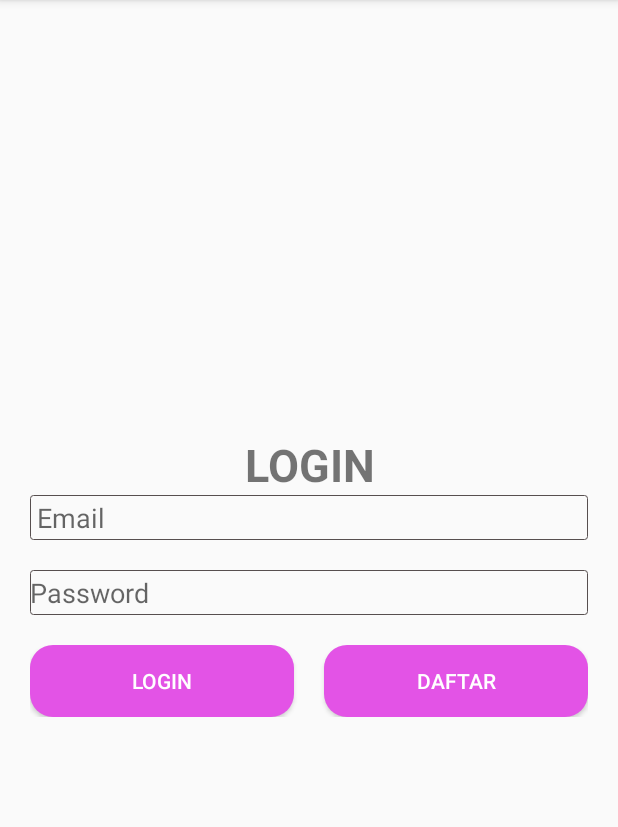
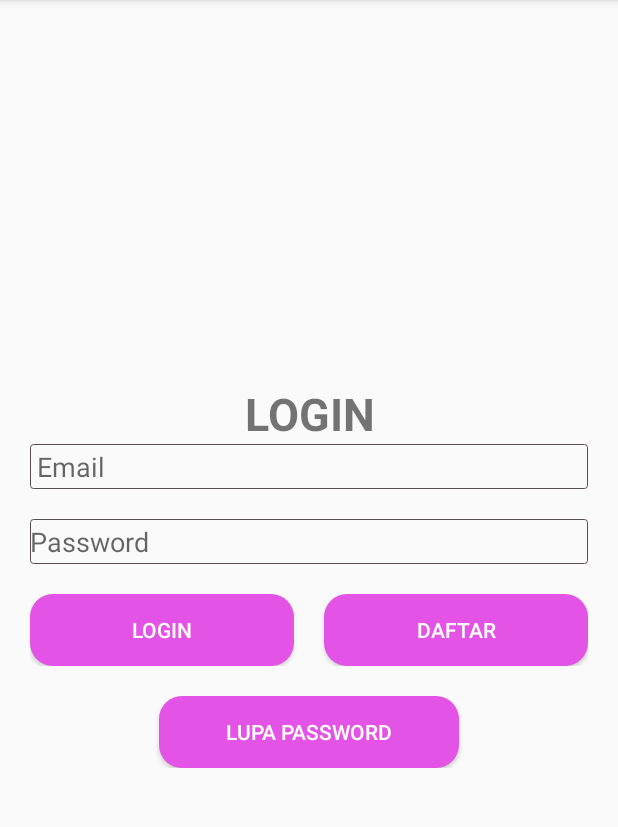
Before and after one commit to Rona27/BarangKu, an Android app: the screen it shows after launch (LoginActivity), on a phone screen of 412 x 824 dp, the part 84-911 px from its top. Run offline under Robolectric (Android 15) with nearby library versions, the phone set to English and light mode, and no system bars; our stand-ins replace Firebase (no records; nobody signed in at launch, a user with empty details on screens opened directly).

Commit message:
Hello word

```diff
--- a/app/build.gradle
+++ b/app/build.gradle
@@ -39,8 +39,5 @@ dependencies {
     implementation 'com.google.android.gms:play-services-auth:17.0.0'
 
 
-
-
-
 }
 apply plugin: 'com.google.gms.google-services'
--- a/app/src/main/AndroidManifest.xml
+++ b/app/src/main/AndroidManifest.xml
@@ -3,6 +3,7 @@
     package="com.example.barangqu">
     <!-- permission -->
     <uses-permission android:name="android.permission.INTERNET" />
+    <uses-permission android:name="android.permission.READ_EXTERNAL_STORAGE" />
 
     <application
         android:allowBackup="true"
@@ -11,6 +12,7 @@
         android:roundIcon="@mipmap/ic_launcher_round"
         android:supportsRtl="true"
         android:theme="@style/AppTheme">
+        <activity android:name=".ForgotPaswordActivity"></activity>
         <activity android:name=".Splash">
             <intent-filter>
                 <action android:name="android.intent.action.MAIN" />
@@ -18,10 +20,9 @@
                 <category android:name="android.intent.category.LAUNCHER" />
             </intent-filter>
         </activity>
-
         <activity android:name=".LoginActivity" />
         <activity android:name=".RegisterActivity" />
-        <activity android:name=".MainActivity"></activity>
+        <activity android:name=".MainActivity" />
     </application>
 
 </manifest>
--- a/app/src/main/java/com/example/barangqu/LoginActivity.java
+++ b/app/src/main/java/com/example/barangqu/LoginActivity.java
@@ -23,18 +23,18 @@ import com.google.firebase.auth.FirebaseAuth;
 public class LoginActivity extends AppCompatActivity {
 
      private EditText edtEmail, edtPassword;
-     private FirebaseAuth logAuth;
+     private FirebaseAuth auth;
      private ProgressBar logProgres;
-     private Button btnLogin, btnDaftar;
+     private Button btnLogin, btnDaftar, btnReset;
 
     @Override
     protected void onCreate(Bundle savedInstanceState) {
         super.onCreate(savedInstanceState);
 
         //get firebase auth instance
-        logAuth = FirebaseAuth.getInstance();
+        auth = FirebaseAuth.getInstance();
 
-        if (logAuth.getCurrentUser() != null) {
+        if (auth.getCurrentUser() != null) {
             startActivity(new Intent(LoginActivity.this, MainActivity.class));
             finish();
         }
@@ -48,8 +48,9 @@ public class LoginActivity extends AppCompatActivity {
         logProgres =(ProgressBar) findViewById(R.id.progressBar);
         btnLogin = (Button) findViewById(R.id.btn_login);
         btnDaftar = (Button) findViewById(R.id.btn_daftar);
+        btnReset = findViewById(R.id.btn_reset);
 
-        logAuth = FirebaseAuth.getInstance();
+        auth = FirebaseAuth.getInstance();
 
         //intent ke daftar
 
@@ -57,6 +58,14 @@ public class LoginActivity extends AppCompatActivity {
             @Override
             public void onClick(View v) {
                 startActivity(new Intent(LoginActivity.this, RegisterActivity.class));
+                finish();
+            }
+        });
+
+        btnReset.setOnClickListener(new View.OnClickListener() {
+            @Override
+            public void onClick(View v) {
+                startActivity(new Intent(LoginActivity.this, ForgotPaswordActivity.class));
                 finish();
             }
         });
@@ -79,14 +88,14 @@ public class LoginActivity extends AppCompatActivity {
                 logProgres.setVisibility(View.VISIBLE);
 
                 //autentikasi user
-                logAuth.signInWithEmailAndPassword(email, password)
+                auth.signInWithEmailAndPassword(email, password)
                         .addOnCompleteListener(LoginActivity.this, new OnCompleteListener<AuthResult>() {
                             @Override
                             public void onComplete(@NonNull Task<AuthResult> task) {
                                 logProgres.setVisibility(View.GONE);
                                 if (task.isSuccessful()){
-                                    Intent logIntent = new Intent(LoginActivity.this, MainActivity.class);
-                                    startActivity(logIntent);
+
+                                    startActivity(new Intent(LoginActivity.this, MainActivity.class));
                                     finish();
                                 }
                                 else {
@@ -104,4 +113,6 @@ public class LoginActivity extends AppCompatActivity {
 
     }
 
+
+
 }
--- a/app/src/main/res/layout/activity_login.xml
+++ b/app/src/main/res/layout/activity_login.xml
@@ -68,6 +68,15 @@
           />
    </LinearLayout>
 
+       <Button
+           android:id="@+id/btn_reset"
+           android:layout_width="200dp"
+           android:layout_height="wrap_content"
+           android:layout_marginTop="20dp"
+           android:background="@drawable/shape_button"
+           android:layout_gravity="center"
+           android:text="LUPA PASSWORD"
+           android:textColor="@color/colorWhite"/>
 
        <ProgressBar
            android:id="@+id/progressBar"
```
Also changed, not shown: app/src/main/java/com/example/barangqu/ForgotPaswordActivity.java (added, +66 -0 lines), app/src/main/java/com/example/barangqu/RegisterActivity.java (+15 -15 lines), app/src/main/res/layout/activity_forgot_pasword.xml (added, +70 -0 lines).
